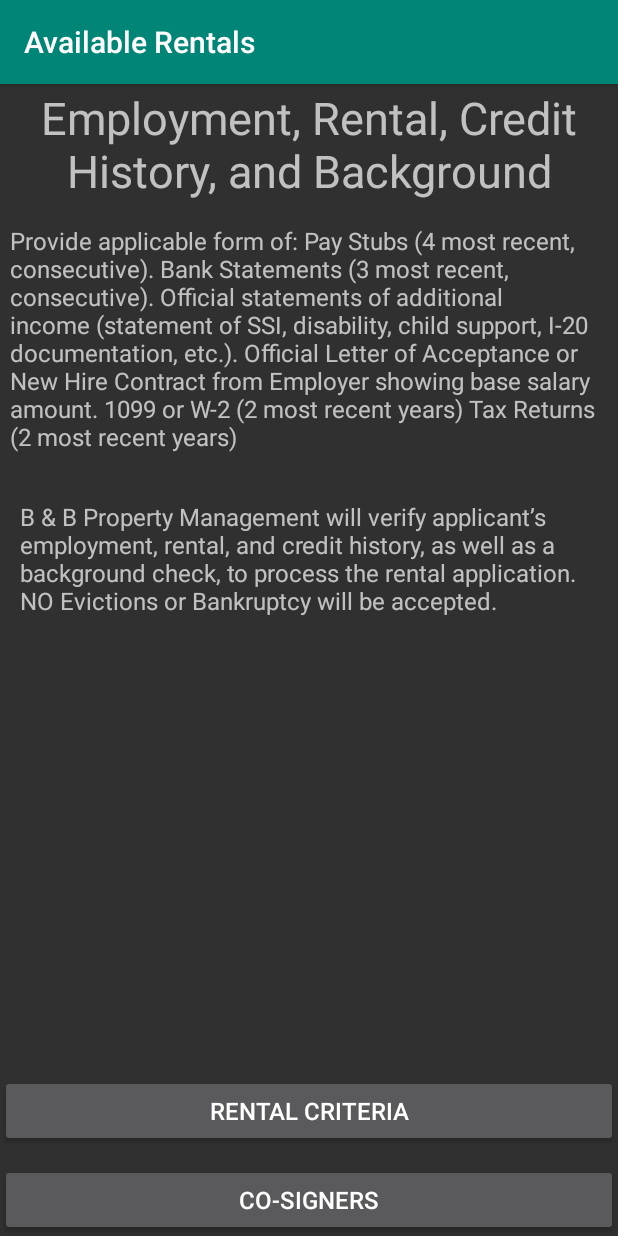
After one commit to tracyjohnson213/AvailableRentals, an Android app: the EmploymentCriteriaActivity screen opened directly, with no data from a screen before it, on a phone screen of 412 x 824 dp. The commit adds this screen. Run offline under Robolectric (Android 15) with nearby library versions, the phone set to English and light mode, and no system bars.

Commit message:
add rental criteria

```diff
--- a/app/src/main/AndroidManifest.xml
+++ b/app/src/main/AndroidManifest.xml
@@ -9,7 +9,10 @@
         android:roundIcon="@mipmap/ic_launcher_round"
         android:supportsRtl="true"
         android:theme="@style/AppTheme">
-        <activity android:name=".PropertyActivity"></activity>
+        <activity android:name=".CosignersCriteriaActivity"></activity>
+        <activity android:name=".EmploymentCriteriaActivity" />
+        <activity android:name=".RentalCriteriaActivity" />
+        <activity android:name=".PropertyActivity" />
         <activity android:name=".SplashActivity" />
         <activity android:name=".MainActivity">
             <intent-filter>
--- /dev/null
+++ b/app/src/main/java/com/example/availablerentals/EmploymentCriteriaActivity.java
@@ -0,0 +1,35 @@
+package com.example.availablerentals;
+
+import androidx.appcompat.app.AppCompatActivity;
+
+import android.content.Intent;
+import android.os.Bundle;
+import android.view.View;
+import android.widget.Button;
+
+public class EmploymentCriteriaActivity extends AppCompatActivity {
+
+    @Override
+    protected void onCreate(Bundle savedInstanceState) {
+        super.onCreate(savedInstanceState);
+        setContentView(R.layout.activity_employment_criteria);
+
+        // go to rental criteria activity after click of button
+        Button prevButton = (Button)findViewById(R.id.btnRentalCriteria1);
+        prevButton.setOnClickListener(new View.OnClickListener() {
+            @Override
+            public void onClick(View v) {
+                startActivity(new Intent(EmploymentCriteriaActivity.this, RentalCriteriaActivity.class));
+            }
+        });
+
+        // go to third rental criteria activity after click of button
+        Button nextButton = (Button)findViewById(R.id.btnRentalCriteria3);
+        nextButton.setOnClickListener(new View.OnClickListener() {
+            @Override
+            public void onClick(View v) {
+                startActivity(new Intent(EmploymentCriteriaActivity.this, CosignersCriteriaActivity.class));
+            }
+        });
+    }
+}
--- /dev/null
+++ b/app/src/main/res/layout/activity_employment_criteria.xml
@@ -0,0 +1,82 @@
+<?xml version="1.0" encoding="utf-8"?>
+<RelativeLayout xmlns:android="http://schemas.android.com/apk/res/android"
+    xmlns:app="http://schemas.android.com/apk/res-auto"
+    xmlns:tools="http://schemas.android.com/tools"
+    android:layout_width="match_parent"
+    android:layout_height="match_parent"
+    tools:context=".EmploymentCriteriaActivity">
+
+    <TextView
+        android:id="@+id/titleEmploymentCriteria"
+        android:layout_width="412dp"
+        android:layout_height="78dp"
+        android:layout_alignParentStart="true"
+        android:layout_alignParentLeft="true"
+        android:layout_alignParentTop="true"
+        android:layout_marginStart="0dp"
+        android:layout_marginLeft="0dp"
+        android:layout_marginTop="2dp"
+        android:gravity="center"
+        android:text="@string/txtRentalCriteriaT2"
+        android:textSize="30sp" />
+
+    <TextView
+        android:id="@+id/txtEmploymentCriteriaP1"
+        android:layout_width="match_parent"
+        android:layout_height="wrap_content"
+        android:layout_alignParentStart="true"
+        android:layout_alignParentLeft="true"
+        android:layout_alignParentTop="true"
+        android:layout_centerHorizontal="true"
+        android:layout_marginStart="-3dp"
+        android:layout_marginLeft="-3dp"
+        android:layout_marginTop="83dp"
+        android:padding="10dp"
+        android:text="@string/txtRentalCriteriaP4"
+        android:textSize="16sp" />
+
+    <TextView
+        android:id="@+id/txtEmploymentCriteriaP2"
+        android:layout_width="match_parent"
+        android:layout_height="wrap_content"
+        android:layout_alignParentStart="true"
+        android:layout_alignParentLeft="true"
+        android:layout_alignParentTop="true"
+        android:layout_alignParentEnd="true"
+        android:layout_marginStart="3dp"
+        android:layout_marginLeft="3dp"
+        android:layout_marginTop="267dp"
+        android:layout_marginEnd="0dp"
+        android:padding="10dp"
+        android:text="@string/txtRentalCriteriaP5"
+        android:textSize="16sp" />
+
+    <Button
+        android:id="@+id/btnRentalCriteria3"
+        android:layout_width="match_parent"
+        android:layout_height="wrap_content"
+        android:layout_alignParentEnd="true"
+        android:layout_alignParentRight="true"
+        android:layout_alignParentBottom="true"
+        android:layout_marginEnd="0dp"
+        android:layout_marginRight="0dp"
+        android:layout_marginBottom="0dp"
+        android:text="@string/txtRentalCriteriaT4"
+        android:textSize="16sp" />
+
+    <Button
+        android:id="@+id/btnRentalCriteria1"
+        android:layout_width="match_parent"
+        android:layout_height="wrap_content"
+        android:layout_alignParentStart="true"
+        android:layout_alignParentEnd="true"
+        android:layout_alignParentRight="true"
+        android:layout_alignParentBottom="true"
+        android:layout_marginStart="0dp"
+        android:layout_marginEnd="0dp"
+        android:layout_marginRight="0dp"
+        android:layout_marginBottom="59dp"
+        android:text="@string/btnRentalCriteria"
+        android:textSize="16sp" />
+
+</RelativeLayout>
--- a/app/src/main/res/values/strings.xml
+++ b/app/src/main/res/values/strings.xml
@@ -38,4 +38,16 @@
     <string name="txtOneMoment">One moment to see more...</string>
     <string name="btnPrevious">&gt;&gt;- Prev</string>
     <string name="btnNext">Next ->></string>
+    <string name="btnRentalCriteria">Rental Criteria</string>
+    <string name="txtRentalCriteriaP1">Rental Application and Application Fee ~ Each applicant of legal age must submit a rental application. There is a non-refundable application fee of $36.00 per applicant. Photo I.D. and Social Security Card</string>
+    <string name="txtRentalCriteriaP2">A valid government issued photo I.D. and Social Security Card is required to verify applicant’s identity. Income Requirements and Proof of Income</string>
+    <string name="txtRentalCriteriaP3">Applicants must provide proof of income with a completed application. Total gross monthly household income must be at least two (2) times the monthly rent amount.</string>
+    <string name="txtRentalCriteriaP4">Provide applicable form of:      Pay Stubs (4 most recent, consecutive).     Bank Statements (3 most recent, consecutive).     Official statements of additional income (statement of SSI, disability, child support, I-20 documentation, etc.).     Official Letter of Acceptance or New Hire Contract from Employer showing base salary amount.     1099 or W-2 (2 most recent years)     Tax Returns (2 most recent years)</string>
+    <string name="txtRentalCriteriaP5">B &amp; B Property Management will verify applicant’s employment, rental, and credit history, as well as a background check, to process the rental application. NO Evictions or Bankruptcy will be accepted.</string>
+    <string name="txtRentalCriteriaP7">Co-signers must qualify for income at three (3) times the monthly rent and have good credit.</string>
+    <string name="txtRentalCriteriaP6">Maximum number of occupants allowed for a one-bedroom apartment is 3 people.     Maximum number of occupants allowed for a two-bedroom apartment is 5 people.     Maximum number of occupants allowed for a three-bedroom apartment is 7 people.</string>
+    <string name="txtRentalCriteriaT1">Rental Criteria</string>
+    <string name="txtRentalCriteriaT2">Employment, Rental, Credit History, and Background Check</string>
+    <string name="txtRentalCriteriaT3">Occupancy Standards</string>
+    <string name="txtRentalCriteriaT4">Co-signers</string>
 </resources>
```
Also changed, not shown: app/src/main/java/com/example/availablerentals/CosignersCriteriaActivity.java (added, +26 -0 lines), app/src/main/java/com/example/availablerentals/MainActivity.java (+11 -2 lines), app/src/main/java/com/example/availablerentals/RentalCriteriaActivity.java (added, +26 -0 lines), app/src/main/res/layout/activity_cosigners_criteria.xml (added, +84 -0 lines), app/src/main/res/layout/activity_main.xml (+15 -1 lines), app/src/main/res/layout/activity_rental_criteria.xml (added, +80 -0 lines).
